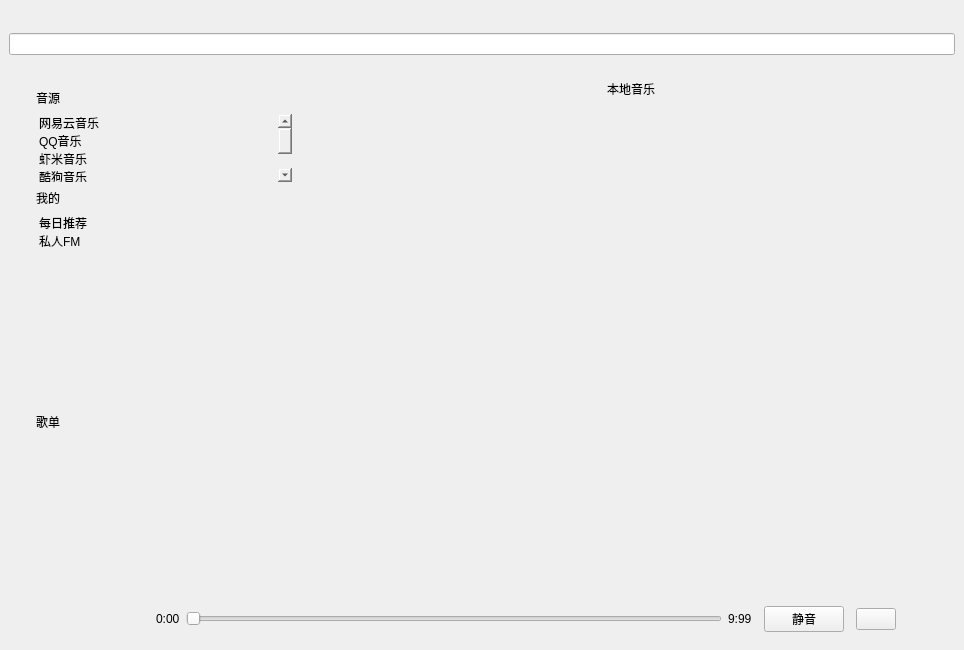
Modolet/1Music, file mainwindow.ui: the form before one commit.
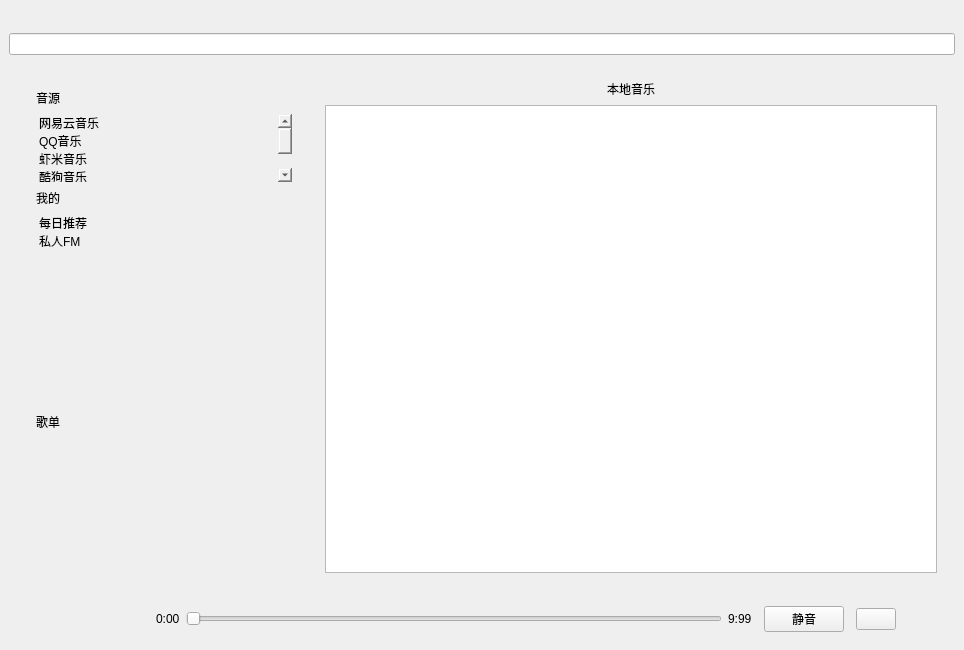
The form after the commit. The open tabs and pages were chosen to show the change. Icons and pictures are not drawn. Custom widgets are drawn as their Qt base class.

Commit message: 重新设置了LocalTableWidget的UI

Patch:
```diff
--- a/mainwindow.ui
+++ b/mainwindow.ui
@@ -370,7 +370,9 @@
                <widget class="QTableWidget" name="tableWidget_LocalList">
                 <property name="styleSheet">
                  <string notr="true">border:0px solid gray;
-background-color: rgba(255, 255, 255, 0);</string>
+background-color: rgba(255, 255, 255, 0);
+QTableWidget::Item{border:0px solid gray;
+border-bottom:1px solid rgb(255,0,0);}</string>
                 </property>
                </widget>
               </item>
```
The commit also changes 1 other file.
